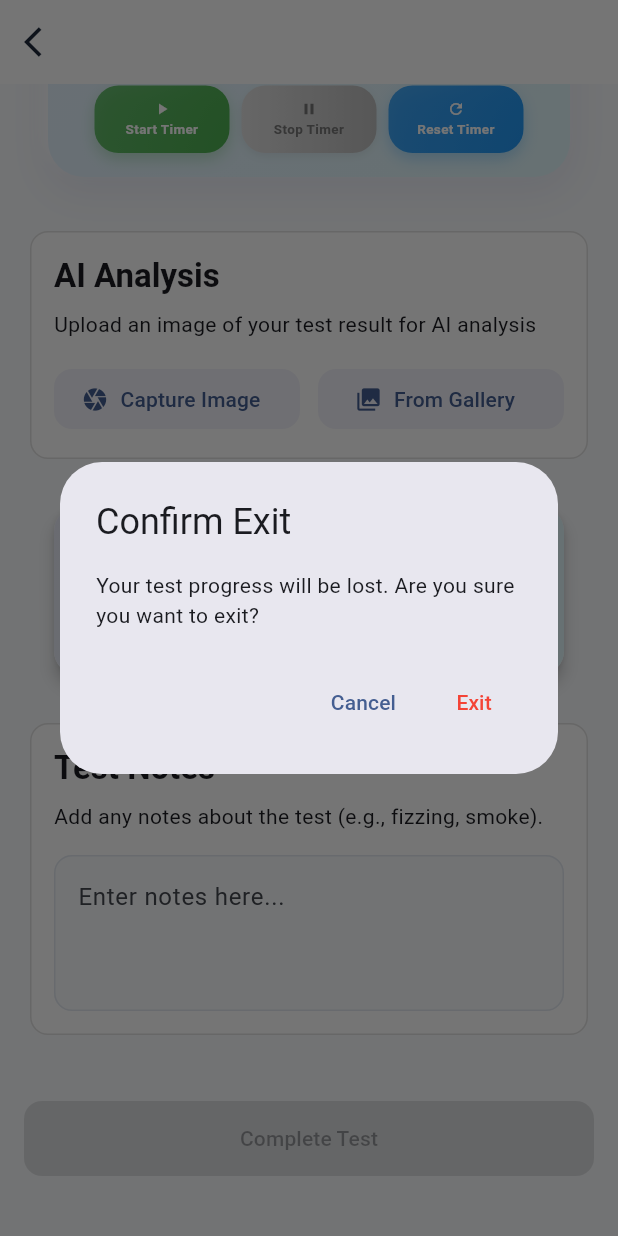
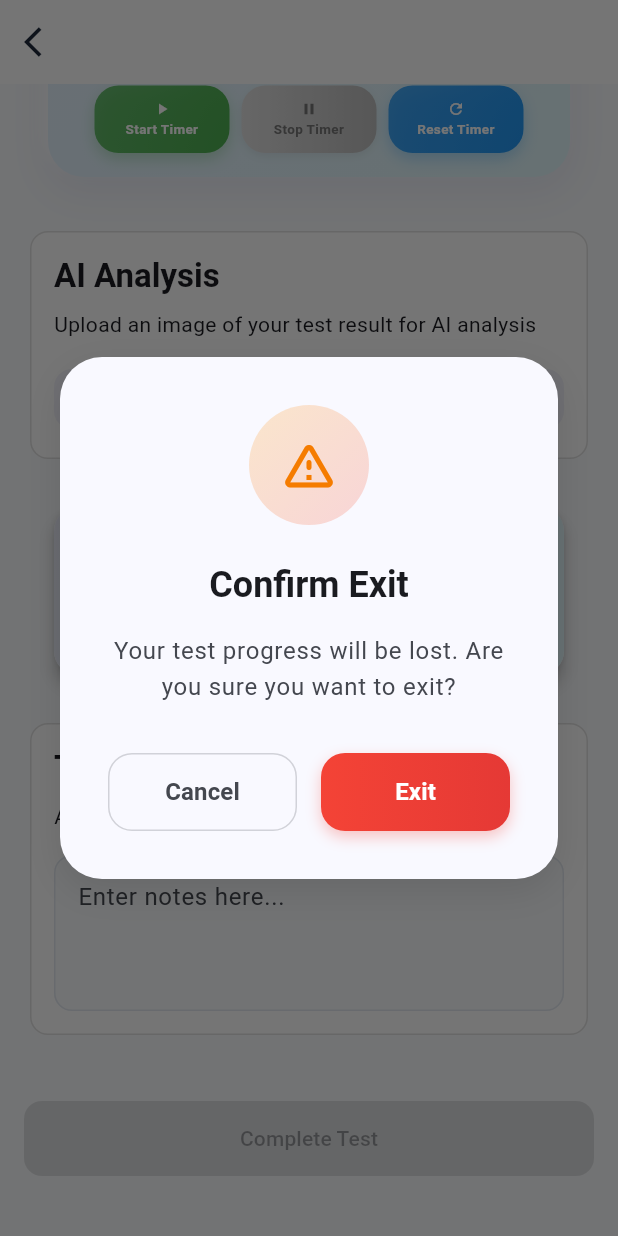
Before and after one commit to Yalenzi/reagent_colors_test, a Flutter app: the TestExecutionPage screen opened directly with empty values, scrolled down 576 dp, after a tap on the "arrow back ios" icon, on a phone screen of 412 x 824 dp. Run offline on Flutter 3.47's test engine with Material 3 defaults, Android fonts, the phone set to English and light mode, and no system bars; our stand-ins replace cloud_firestore, firebase_auth, firebase_core, firebase_remote_config, flutter_riverpod, get_it and 4 more; accounts and stored records are empty; network calls fail.

Commit message:
Redesign exit confirmation dialog with modern UI - Replaced basic AlertDialog with custom Dialog featuring rounded corners and modern styling - Added gradient warning icon with orange/red background - Enhanced typography with proper text hierarchy and spacing - Implemented modern button design with gradient exit button and outlined cancel button - Added subtle shadows and improved visual contrast - Made dialog non-dismissible to ensure user explicitly chooses action - Improved accessibility with larger touch targets and better color contrast

```diff
--- a/lib/features/reagent_testing/presentation/views/test_execution_page.dart
+++ b/lib/features/reagent_testing/presentation/views/test_execution_page.dart
@@ -58,22 +58,152 @@ class _TestExecutionPageState extends ConsumerState<TestExecutionPage> {
 
   Future<bool?> _showExitConfirmation(BuildContext context) {
     final l10n = AppLocalizations.of(context)!;
+    final theme = Theme.of(context);
+
     return showDialog<bool>(
       context: context,
-      builder: (context) => AlertDialog(
-        title: Text(l10n.confirmExit),
-        content: Text(l10n.testProgressWillBeLost),
-        actions: [
-          TextButton(
-            onPressed: () => Navigator.of(context).pop(false),
-            child: Text(l10n.cancel),
+      barrierDismissible: false,
+      builder: (context) => Dialog(
+        shape: RoundedRectangleBorder(borderRadius: BorderRadius.circular(28)),
+        elevation: 0,
+        backgroundColor: Colors.transparent,
+        child: Container(
+          padding: const EdgeInsets.all(32),
+          decoration: BoxDecoration(
+            color: theme.colorScheme.surface,
+            borderRadius: BorderRadius.circular(28),
+            boxShadow: [
+              BoxShadow(
+                color: Colors.black.withValues(alpha: 0.1),
+                blurRadius: 20,
+                offset: const Offset(0, 8),
+              ),
+            ],
           ),
-          TextButton(
-            onPressed: () => Navigator.of(context).pop(true),
-            style: TextButton.styleFrom(foregroundColor: Colors.red),
-            child: Text(l10n.exit),
+          child: Column(
+            mainAxisSize: MainAxisSize.min,
+            children: [
+              // Warning Icon with gradient background
+              Container(
+                width: 80,
+                height: 80,
+                decoration: BoxDecoration(
+                  gradient: LinearGradient(
+                    begin: Alignment.topLeft,
+                    end: Alignment.bottomRight,
+                    colors: [
+                      Colors.orange.withValues(alpha: 0.2),
+                      Colors.red.withValues(alpha: 0.2),
+                    ],
+                  ),
+                  borderRadius: BorderRadius.circular(40),
+                ),
+                child: Icon(
+                  Icons.warning_amber_rounded,
+                  size: 40,
+                  color: Colors.orange.shade700,
+                ),
+              ),
+              const SizedBox(height: 24),
+
+              // Title
+              Text(
+                l10n.confirmExit,
+                style: theme.textTheme.headlineSmall?.copyWith(
+                  fontWeight: FontWeight.bold,
+                  color: theme.colorScheme.onSurface,
+                ),
+                textAlign: TextAlign.center,
+              ),
+              const SizedBox(height: 16),
+
+              // Content
+              Text(
+                l10n.testProgressWillBeLost,
+                style: theme.textTheme.bodyLarge?.copyWith(
+                  color: theme.colorScheme.onSurfaceVariant,
+                  height: 1.5,
+                ),
+                textAlign: TextAlign.center,
+              ),
+              const SizedBox(height: 32),
+
+              // Action buttons
+              Row(
+                children: [
+                  // Cancel button
+                  Expanded(
+                    child: Container(
+                      height: 52,
+                      decoration: BoxDecoration(
+                        border: Border.all(
+                          color: theme.colorScheme.outline.withValues(
+                            alpha: 0.3,
+                          ),
+                        ),
+                        borderRadius: BorderRadius.circular(16),
+                      ),
+                      child: TextButton(
+                        onPressed: () => Navigator.of(context).pop(false),
+                        style: TextButton.styleFrom(
+                          shape: RoundedRectangleBorder(
+                            borderRadius: BorderRadius.circular(16),
+                          ),
+                        ),
+                        child: Text(
+                          l10n.cancel,
+                          style: TextStyle(
+                            fontSize: 16,
+                            fontWeight: FontWeight.w600,
+                            color: theme.colorScheme.onSurfaceVariant,
+                          ),
+                        ),
+                      ),
+                    ),
+                  ),
+                  const SizedBox(width: 16),
+
+                  // Exit button
+                  Expanded(
+                    child: Container(
+                      height: 52,
+                      decoration: BoxDecoration(
+                        gradient: LinearGradient(
+                          colors: [Colors.red.shade500, Colors.red.shade600],
+                        ),
+                        borderRadius: BorderRadius.circular(16),
+                        boxShadow: [
+                          BoxShadow(
+                            color: Colors.red.withValues(alpha: 0.3),
+                            blurRadius: 8,
+                            offset: const Offset(0, 4),
+                          ),
+                        ],
+                      ),
+                      child: TextButton(
+                        onPressed: () => Navigator.of(context).pop(true),
+                        style: TextButton.styleFrom(
+                          backgroundColor: Colors.transparent,
+                          shape: RoundedRectangleBorder(
+                            borderRadius: BorderRadius.circular(16),
+                          ),
+                        ),
+                        child: Text(
+                          l10n.exit,
+                          style: const TextStyle(
+                            fontSize: 16,
+                            fontWeight: FontWeight.w600,
+                            color: Colors.white,
+                          ),
+                        ),
+                      ),
+                    ),
+                  ),
+                ],
+              ),
+            ],
           ),
-        ],
+        ),
       ),
     );
   }
```
